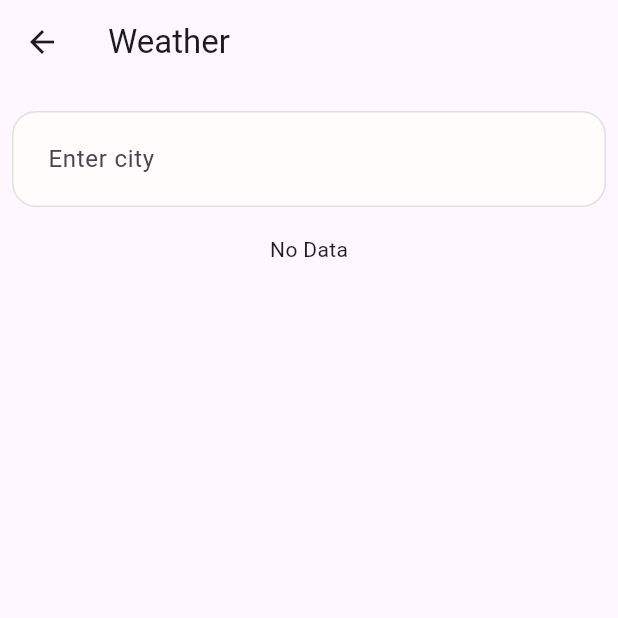
After one commit to HASINROKAD/Vehicle_Man, a Flutter app: the HomeView screen opened by its route, in the side drawer, after a tap on "Wheather", on a phone screen of 412 x 824 dp, the top half of it. The commit adds this screen. Run offline on Flutter 3.47's test engine with Material 3 defaults, Android fonts, the phone set to English and light mode, and no system bars; our stand-ins replace cloud_firestore, dio, firebase_auth, firebase_core, flutter_dotenv, get and 1 more; accounts and stored records are empty.

Commit message:
weather_api

```diff
--- a/lib/app/modules/home/widget/custom_home_drawer.dart
+++ b/lib/app/modules/home/widget/custom_home_drawer.dart
@@ -1,6 +1,7 @@
 import 'package:flutter/material.dart';
 import 'package:get/get.dart';
 import 'package:vehicle_man/app/modules/auth/auth_controller.dart';
+import 'package:vehicle_man/app/routes/app_routes.dart';
 
 class CustomHomeDrawer extends GetView<AuthController> {
   const CustomHomeDrawer({super.key});
@@ -27,6 +28,16 @@ class CustomHomeDrawer extends GetView<AuthController> {
               controller.logout();
             },
           ),
+          ListTile(
+            leading: const Icon(Icons.cloud, color: Colors.green),
+            title: const Text(
+              'Wheather',
+              style: TextStyle(color: Colors.green),
+            ),
+            onTap: () {
+              Get.toNamed(AppRoutes.weatherView);
+            },
+          ),
         ],
       ),
     );
--- /dev/null
+++ b/lib/app/modules/weather/controller/weather_controller.dart
@@ -0,0 +1,45 @@
+import 'package:get/get.dart';
+import 'package:vehicle_man/data/models/city/city_model.dart';
+import 'package:vehicle_man/data/models/weather/weather_model.dart';
+import 'package:vehicle_man/data/repository/weather_repository.dart';
+
+class WeatherController extends GetxController {
+  final WeatherRepository repository;
+
+  WeatherController(this.repository);
+
+  RxBool loading = false.obs;
+  RxBool searching = false.obs;
+
+  Rx<WeatherModel?> weather = Rx<WeatherModel?>(null);
+  RxList<CityModel> citySuggestions = <CityModel>[].obs;
+  RxString error = ''.obs;
+
+  void onCityChanged(String query) async {
+    try {
+      searching.value = true;
+      citySuggestions.value = await repository.searchCity(query);
+    } catch (_) {
+      citySuggestions.clear();
+    } finally {
+      searching.value = false;
+    }
+  }
+
+  void selectCity(String cityName) async {
+    citySuggestions.clear();
+    loadWeather(cityName);
+  }
+
+  void loadWeather(String city) async {
+    try {
+      loading.value = true;
+      error.value = '';
+      weather.value = await repository.fetchWeather(city);
+    } catch (e) {
+      error.value = e.toString();
+    } finally {
+      loading.value = false;
+    }
+  }
+}
--- /dev/null
+++ b/lib/app/modules/weather/view/weather_view.dart
@@ -0,0 +1,87 @@
+import 'package:flutter/material.dart';
+import 'package:get/get.dart';
+import 'package:vehicle_man/app/modules/weather/controller/weather_controller.dart';
+import 'package:vehicle_man/widgets/common/custom_text_field.dart';
+
+class WeatherView extends GetView<WeatherController> {
+  WeatherView({super.key});
+
+  final TextEditingController cityController = TextEditingController();
+
+  @override
+  Widget build(BuildContext context) {
+    // controller.loadWeather('gandhinagar');
+
+    return Scaffold(
+      appBar: AppBar(title: const Text('Weather')),
+      body: SingleChildScrollView(
+        child: Column(
+          children: [
+            Padding(
+              padding: const EdgeInsets.all(8.0),
+              child: CustomTextField(
+                hintText: "Enter city",
+                controller: cityController,
+                onChanged: controller.onCityChanged,
+              ),
+            ),
+            Obx(() {
+              if (controller.citySuggestions.isEmpty) {
+                return const SizedBox();
+              }
+              return ListView.builder(
+                shrinkWrap: true,
+                itemCount: controller.citySuggestions.length,
+                itemBuilder: (context, index) {
+                  final city = controller.citySuggestions[index];
+                  return ListTile(
+                    title: Text('${city.name},${city.region},${city.country}'),
+                    onTap: () {
+                      cityController.text = city.name;
+                      controller.selectCity(city.name);
+                    },
+                  );
+                },
+              );
+            }),
+
+            Obx(() {
+              if (controller.loading.value) {
+                return const Center(child: CircularProgressIndicator());
+              }
+
+              if (controller.error.isNotEmpty) {
+                return Center(child: Text(controller.error.value));
+              }
+
+              final data = controller.weather.value;
+              if (data == null) {
+                return const Center(child: Text('No Data'));
+              }
+              return Column(
+                mainAxisAlignment: MainAxisAlignment.center,
+                children: [
+                  ListTile(
+                    leading: Image.network('https:${data.icon}'),
+                    title: Text(
+                      data.city,
+                      style: const TextStyle(fontSize: 20),
+                    ),
+                    subtitle: Text(
+                      '${data.temp} °C',
+                      style: const TextStyle(fontSize: 16),
+                    ),
+                    trailing: Text(
+                      data.condition,
+                      style: TextStyle(fontSize: 16),
+                    ),
+                  ),
+                ],
+              );
+            }),
+          ],
+        ),
+      ),
+    );
+  }
+}
--- a/lib/app/routes/app_routes.dart
+++ b/lib/app/routes/app_routes.dart
@@ -4,12 +4,14 @@ import 'package:vehicle_man/app/modules/home/view/home_view.dart';
 import 'package:vehicle_man/app/modules/auth/login/view/login_view.dart';
 import 'package:vehicle_man/app/modules/auth/register/view/register_view.dart';
 import 'package:vehicle_man/app/modules/splash/view/splash_view.dart';
+import 'package:vehicle_man/app/modules/weather/view/weather_view.dart';
 
 class AppRoutes {
   static const String homeView = '/home_view';
   static const String loginView = '/login_view';
   static const String registerView = '/register_view';
   static const String splashView = '/splash_view';
+  static const String weatherView = '/weather_view';
 }
 
 class AppPages {
@@ -33,5 +35,6 @@ class AppPages {
     createPage(name: AppRoutes.loginView, page: LoginView()),
     createPage(name: AppRoutes.registerView, page: RegisterView()),
     createPage(name: AppRoutes.splashView, page: SplashView()),
+    createPage(name: AppRoutes.weatherView, page: WeatherView()),
   ];
 }
--- /dev/null
+++ b/lib/data/models/city/city_model.dart
@@ -0,0 +1,15 @@
+class CityModel {
+  final String name;
+  final String region;
+  final String country;
+
+  CityModel({required this.name, required this.region, required this.country});
+
+  factory CityModel.fromJson(Map<String, dynamic> json) {
+    return CityModel(
+      name: json['name'],
+      region: json['region'],
+      country: json['country'],
+    );
+  }
+}
--- /dev/null
+++ b/lib/data/models/weather/weather_model.dart
@@ -0,0 +1,22 @@
+class WeatherModel {
+  final String city;
+  final double temp;
+  final String condition;
+  final String icon;
+
+  WeatherModel({
+    required this.city,
+    required this.temp,
+    required this.condition,
+    required this.icon,
+  });
+
+  factory WeatherModel.fromJson(Map<String, dynamic> json) {
+    return WeatherModel(
+      city: json['location']['name'],
+      temp: json['current']['temp_c'].toDouble(),
+      condition: json['current']['condition']['text'],
+      icon: json['current']['condition']['icon'],
+    );
+  }
+}
--- /dev/null
+++ b/lib/data/repository/weather_repository.dart
@@ -0,0 +1,17 @@
+import 'package:vehicle_man/data/models/city/city_model.dart';
+import 'package:vehicle_man/data/models/weather/weather_model.dart';
+import 'package:vehicle_man/data/services/weather_service.dart';
+
+class WeatherRepository {
+  final WeatherApiService apiService;
+
+  WeatherRepository(this.apiService);
+
+  Future<WeatherModel> fetchWeather(String city) {
+    return apiService.getWeather(city);
+  }
+
+  Future<List<CityModel>> searchCity(String query) {
+    return apiService.searchCity(query);
+  }
+}
--- /dev/null
+++ b/lib/data/services/weather_service.dart
@@ -0,0 +1,44 @@
+import 'package:dio/dio.dart';
+import 'package:vehicle_man/data/models/city/city_model.dart';
+import 'package:vehicle_man/data/models/weather/weather_model.dart';
+import '../network/api_exception.dart';
+
+class WeatherApiService {
+  final Dio dio;
+  final String apiKey;
+
+  WeatherApiService(this.dio, this.apiKey);
+
+  Future<WeatherModel> getWeather(String city) async {
+    try {
+      final response = await dio.get(
+        '/forecast.json',
+        queryParameters: {
+          'key': apiKey,
+          'q': city,
+          'days': 1,
+          'aqi': 'no',
+          'alerts': 'no',
+        },
+      );
+
+      return WeatherModel.fromJson(response.data);
+    } on DioException catch (e) {
+      throw ApiException.fromDio(e);
+    }
+  }
+
+  Future<List<CityModel>> searchCity(String query) async {
+    if (query.isEmpty) return [];
+    try {
+      final response = await dio.get(
+        '/search.json',
+        queryParameters: {'key': apiKey, 'q': query},
+      );
+
+      return (response.data as List).map((e) => CityModel.fromJson(e)).toList();
+    } on DioException catch (e) {
+      throw ApiException.fromDio(e);
+    }
+  }
+}
--- a/lib/main.dart
+++ b/lib/main.dart
@@ -1,5 +1,6 @@
 import 'package:firebase_core/firebase_core.dart';
 import 'package:flutter/material.dart';
+import 'package:flutter_dotenv/flutter_dotenv.dart';
 import 'package:get/get.dart';
 import 'package:vehicle_man/app/modules/auth/auth_controller.dart';
 
@@ -10,6 +11,7 @@ import 'package:vehicle_man/utils/bindings/app_bindings.dart';
 void main() async {
   WidgetsFlutterBinding.ensureInitialized();
   await Firebase.initializeApp(options: DefaultFirebaseOptions.currentPlatform);
+  await dotenv.load(fileName: ".env");
 
   Get.put(AuthController(), permanent: true);
   runApp(const MyApp());
```
Also changed, not shown: lib/data/network/api_exception.dart (added, +23 -0 lines), lib/data/network/dio_client.dart (added, +34 -0 lines), lib/utils/bindings/app_bindings.dart (+20 -0 lines), pubspec.yaml (+4 -3 lines), pubspec.lock, 1 other file.
